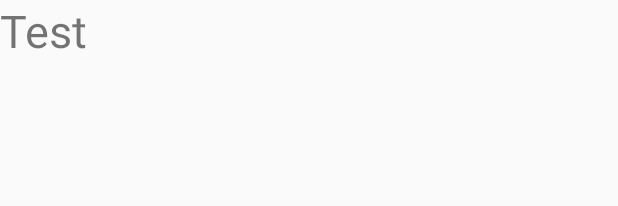
After one commit to 0wncl0ud/MobProPro, an Android app: the layout activity_TCPClient.xml on its own in the app's theme, with its tools: preview values and no code run, on a phone screen of 412 x 824 dp. The commit adds this screen. Shown: the top 206 px of the screen. Run offline under Robolectric (Android 15) with nearby library versions, the phone set to English and light mode, and no system bars.

```diff
--- a/TeamSRMF/app/src/main/AndroidManifest.xml
+++ b/TeamSRMF/app/src/main/AndroidManifest.xml
@@ -15,6 +15,8 @@
                 <category android:name="android.intent.category.LAUNCHER" />
             </intent-filter>
         </activity>
+
+        <activity android:name=".TCPClient"></activity>
     </application>
 
     <uses-permission android:name="android.permission.INTERNET" >
--- /dev/null
+++ b/TeamSRMF/app/src/main/res/layout/activity_TCPClient.xml
@@ -0,0 +1,28 @@
+<?xml version="1.0" encoding="utf-8"?>
+
+
+<ScrollView xmlns:android="http://schemas.android.com/apk/res/android"
+    xmlns:tools="http://schemas.android.com/tools"
+    android:layout_width="fill_parent"
+    android:layout_height="wrap_content"
+    android:id="@+id/scrollView"
+    android:layout_alignParentTop="true"
+    android:layout_centerHorizontal="true"
+    >
+
+    <LinearLayout
+        android:orientation="vertical"
+        android:layout_width="match_parent"
+        android:layout_height="match_parent"
+        android:weightSum="1">
+
+        <TextView
+            android:layout_width="match_parent"
+            android:layout_height="wrap_content"
+            android:text="Test"
+            android:id="@+id/TxtTest"
+            android:textSize="30dp"/>
+
+        </LinearLayout>
+
+</ScrollView>
```
Also changed, not shown: TeamSRMF/app/src/main/java/mobpro/hslu/ch/teamsrmf/MainActivity.java (+9 -0 lines), TeamSRMF/app/src/main/java/mobpro/hslu/ch/teamsrmf/TCPClient.java (+53 -5 lines), TeamSRMF/app/src/main/res/layout/activity_main.xml (+7 -0 lines), 2 other files.
